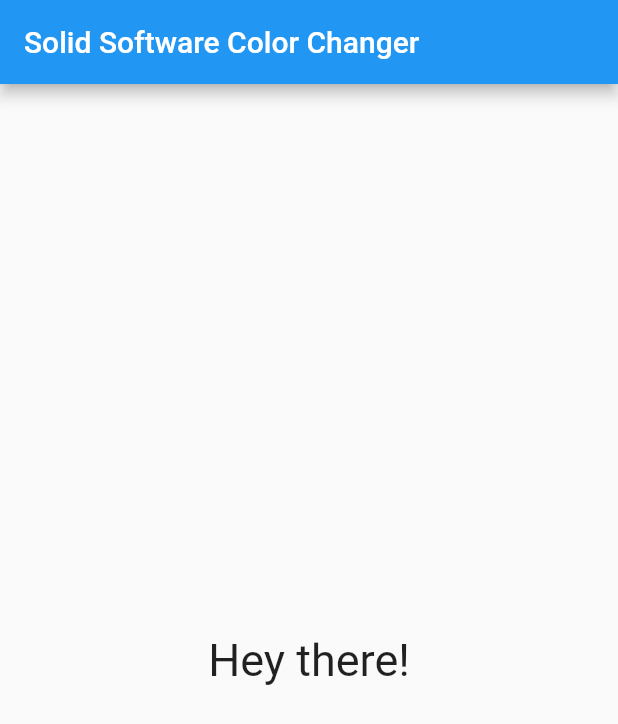
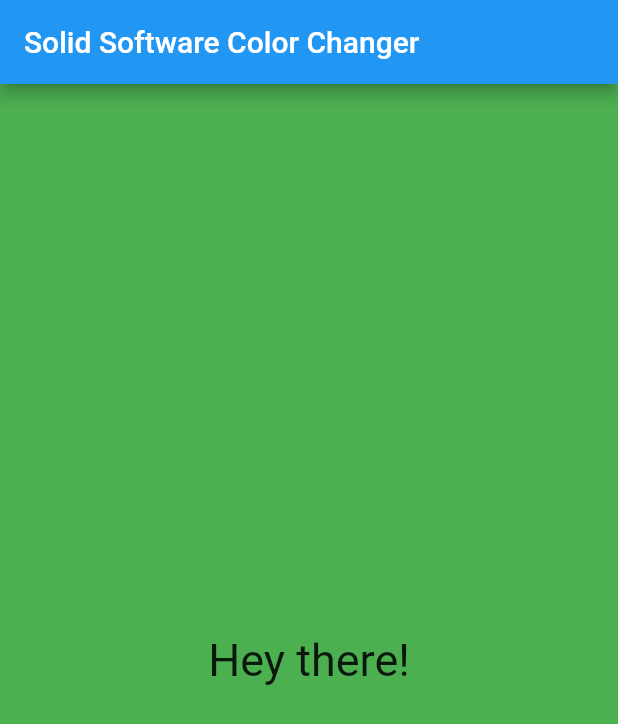
Before and after one commit to SubhamPaul21/Solid_Software_Task, a Flutter app: the screen it shows after launch, on a phone screen of 412 x 824 dp. Shown: the top 724 px of the screen. Run offline on Flutter 3.47's test engine with Material 2 defaults, Android fonts, the phone set to English and light mode, and no system bars.

Commit message:
Add gesture support for clickable container

```diff
--- a/color_changer/lib/main.dart
+++ b/color_changer/lib/main.dart
@@ -12,7 +12,7 @@
   Widget build(BuildContext context) {
     return MaterialApp(
       debugShowCheckedModeBanner: false,
-      title: 'Flutter Demo',
+      title: 'Solid Software',
       theme: ThemeData(
         // This is the theme of your application.
         primarySwatch: Colors.blue,
@@ -34,17 +34,33 @@
 }
 
 class _MyHomePageState extends State<MyHomePage> {
+  void changeColor() {
+    print("Color Changed");
+  }
+
   @override
   Widget build(BuildContext context) {
     return Scaffold(
       appBar: AppBar(
-        title: Text(widget.title),
+        title: Text(
+          widget.title,
+        ),
       ),
-      body: const Center(
-        child: Text(
-          "Hey there!",
-          style: TextStyle(
-            fontSize: 30,
+      body: GestureDetector(
+        onTap: () {
+          print("Container clicked");
+        },
+        child: Container(
+          width: double.infinity,
+          height: double.infinity,
+          color: Colors.green,
+          child: const Center(
+            child: Text(
+              "Hey there!",
+              style: TextStyle(
+                fontSize: 30,
+              ),
+            ),
           ),
         ),
       ),
--- a/color_changer/pubspec.yaml
+++ b/color_changer/pubspec.yaml
@@ -29,7 +29,6 @@ environment:
 dependencies:
   flutter:
     sdk: flutter
-
 
   # The following adds the Cupertino Icons font to your application.
   # Use with the CupertinoIcons class for iOS style icons.
```
